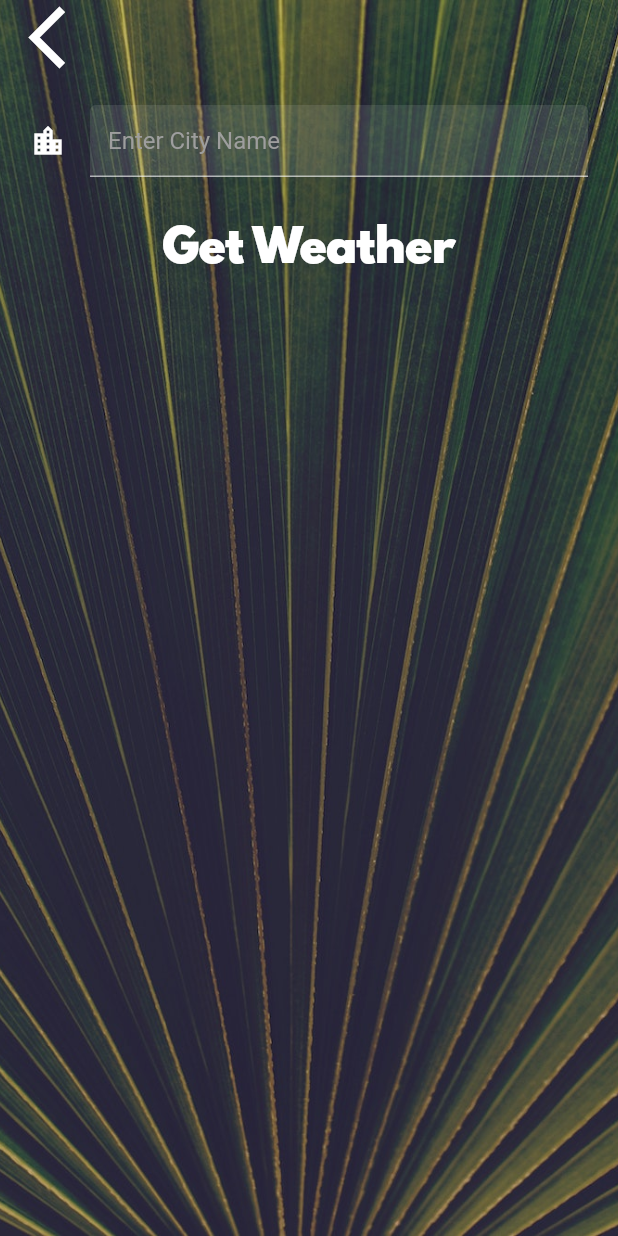
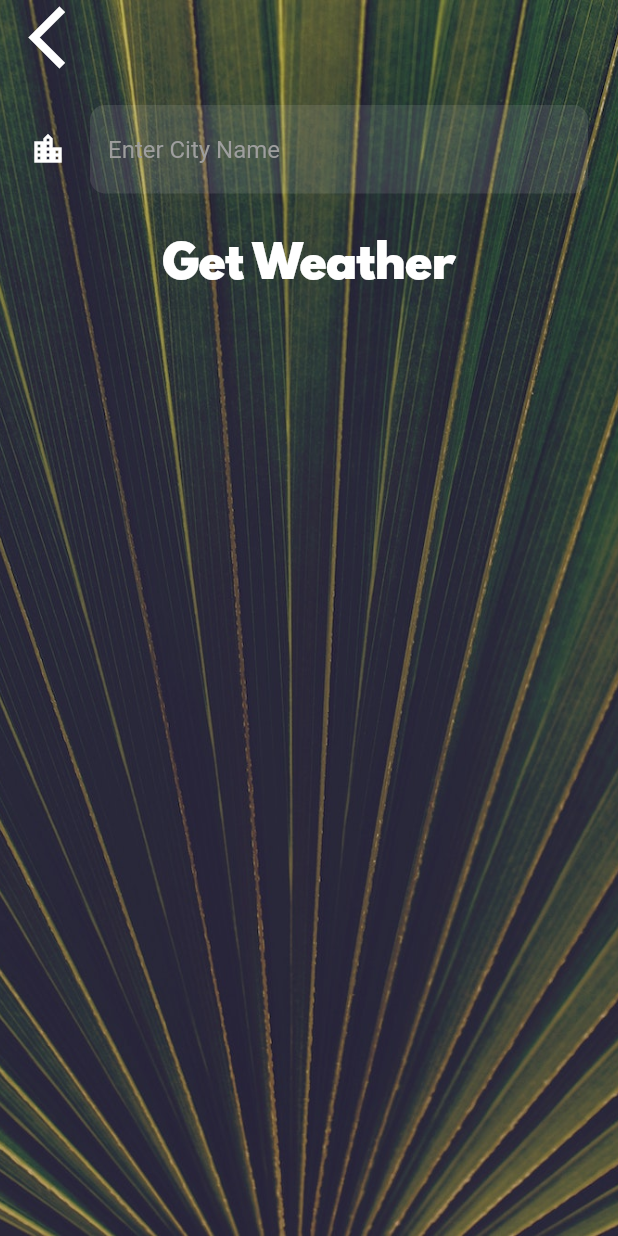
Before and after one commit to lucashsmoraes/clima-flutter, a Flutter app: the CityScreen screen opened directly, on a phone screen of 412 x 824 dp. Run offline on Flutter 3.47's test engine with Material 2 defaults, Android fonts, the phone set to English and light mode, and no system bars; our stand-ins replace flutter_spinkit, geolocator; network calls fail.

Commit message:
criando constante inputDecoration para TextField search

```diff
--- a/lib/screens/city_screen.dart
+++ b/lib/screens/city_screen.dart
@@ -34,17 +34,10 @@ class _CityScreenState extends State<CityScreen> {
               Container(
                 padding: EdgeInsets.all(20.0),
                 child: TextField(
-                  decoration: InputDecoration(
-                    filled: true,
-                    icon: Icon(
-                      Icons.location_city,
-                      color: Colors.white,
-                    ),
-                    hintText: 'Enter City Name',
-                    hintStyle: TextStyle(
-                      color: Colors.grey
-                    ),
+                  style: TextStyle(
+                    color: Colors.black,
                   ),
+                  decoration: kTextFieldInputDecoration
                 ),
               ),
               FlatButton(
--- a/lib/utilities/constants.dart
+++ b/lib/utilities/constants.dart
@@ -18,3 +18,21 @@ const kButtonTextStyle = TextStyle(
 const kConditionTextStyle = TextStyle(
   fontSize: 100.0,
 );
+
+const kTextFieldInputDecoration = InputDecoration(
+  filled: true,
+  icon: Icon(
+    Icons.location_city,
+    color: Colors.white,
+  ),
+  hintText: 'Enter City Name',
+  hintStyle: TextStyle(
+      color: Colors.grey
+  ),
+  border: OutlineInputBorder(
+    borderRadius: BorderRadius.all(
+      Radius.circular(10.0),
+    ),
+    borderSide: BorderSide.none,
+  ),
+);
```
